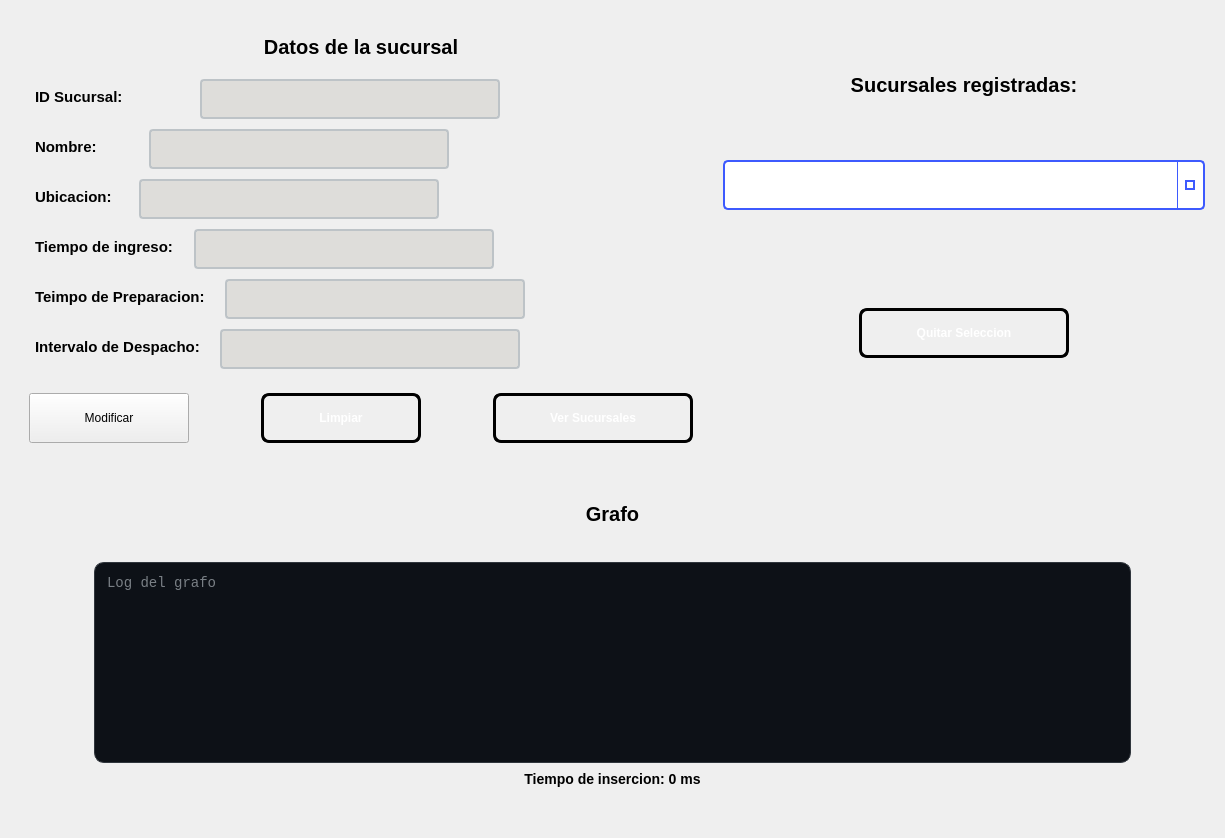
pablo-mald03/Proyecto-No2-EDD, file ui/inicio/pantallamodificarsucursal.ui: the form before one commit.
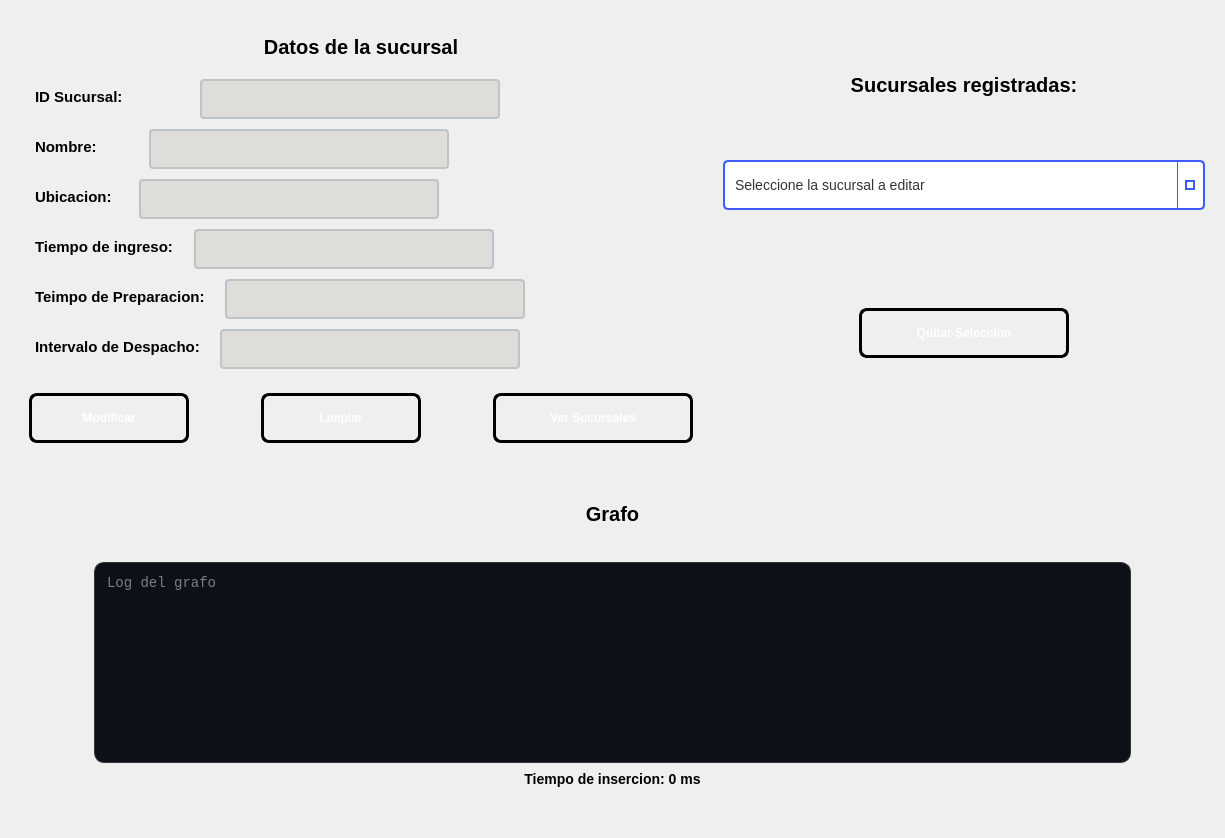
The form after the commit.

```diff
--- a/ui/inicio/pantallamodificarsucursal.ui
+++ b/ui/inicio/pantallamodificarsucursal.ui
@@ -587,7 +587,7 @@
               </size>
              </property>
              <property name="styleSheet">
-              <string notr="true">QPushButton#btnAgregar {
+              <string notr="true">QPushButton#btnModificar {
     background-color: qlineargradient(spread:pad, x1:0, y1:0, x2:1, y2:1, 
                         stop:0 rgb(50, 143, 42), 
                         stop:1 rgb(255, 163, 72));
@@ -842,6 +842,9 @@
     color: #ffffff;
 }</string>
           </property>
+          <property name="placeholderText">
+           <string>Seleccione la sucursal a editar</string>
+          </property>
          </widget>
         </item>
         <item>
```
Left out of the diff: 4 changed lines with no effect on the pictures.
